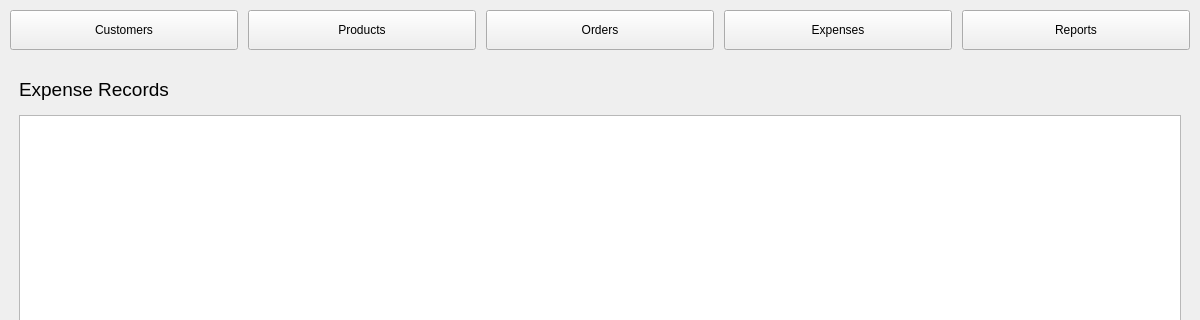
Old version of the form mainwindow.ui in the repository Jaeger790/bntcandles; both pictures show x 0 to 1200 and y 0 to 320 of the 1200 by 1000 pixel window.
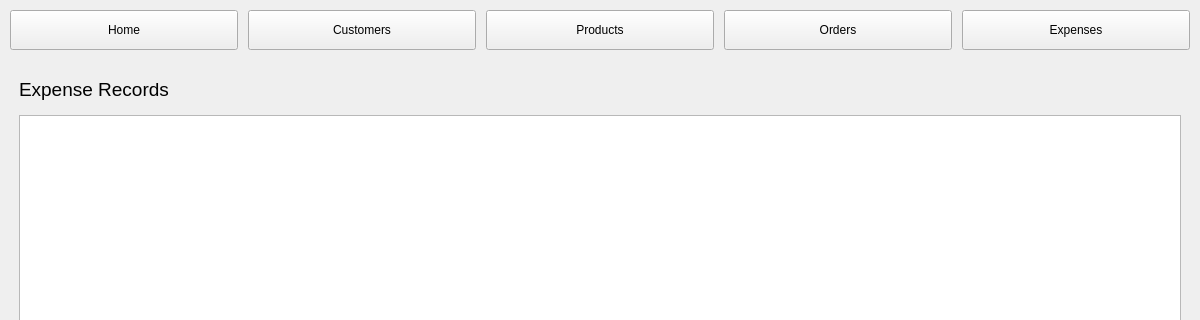
New version of the form.

```diff
--- a/mainwindow.ui
+++ b/mainwindow.ui
@@ -47,6 +47,28 @@
       <property name="spacing">
        <number>10</number>
       </property>
+      <item>
+       <widget class="QPushButton" name="reportButton">
+        <property name="sizePolicy">
+         <sizepolicy hsizetype="Preferred" vsizetype="Fixed">
+          <horstretch>0</horstretch>
+          <verstretch>0</verstretch>
+         </sizepolicy>
+        </property>
+        <property name="minimumSize">
+         <size>
+          <width>120</width>
+          <height>40</height>
+         </size>
+        </property>
+        <property name="cursor">
+         <cursorShape>PointingHandCursor</cursorShape>
+        </property>
+        <property name="text">
+         <string>Home</string>
+        </property>
+       </widget>
+      </item>
       <item>
        <widget class="QPushButton" name="customerButton">
         <property name="sizePolicy">
@@ -129,28 +151,6 @@
         </property>
        </widget>
       </item>
-      <item>
-       <widget class="QPushButton" name="reportButton">
-        <property name="sizePolicy">
-         <sizepolicy hsizetype="Preferred" vsizetype="Fixed">
-          <horstretch>0</horstretch>
-          <verstretch>0</verstretch>
-         </sizepolicy>
-        </property>
-        <property name="minimumSize">
-         <size>
-          <width>120</width>
-          <height>40</height>
-         </size>
-        </property>
-        <property name="cursor">
-         <cursorShape>PointingHandCursor</cursorShape>
-        </property>
-        <property name="text">
-         <string>Reports</string>
-        </property>
-       </widget>
-      </item>
      </layout>
     </item>
     <item>
@@ -162,8 +162,15 @@
        </sizepolicy>
       </property>
       <property name="currentIndex">
-       <number>3</number>
+       <number>4</number>
       </property>
+      <widget class="QWidget" name="reportPage">
+       <layout class="QVBoxLayout" name="reportLayout">
+        <property name="spacing">
+         <number>10</number>
+        </property>
+       </layout>
+      </widget>
       <widget class="QWidget" name="customerPage">
        <layout class="QVBoxLayout" name="customerLayout">
         <property name="spacing">
@@ -693,13 +700,6 @@
         </item>
        </layout>
       </widget>
-      <widget class="QWidget" name="reportPage">
-       <layout class="QVBoxLayout" name="reportLayout">
-        <property name="spacing">
-         <number>10</number>
-        </property>
-       </layout>
-      </widget>
      </widget>
     </item>
    </layout>
@@ -710,7 +710,7 @@
      <x>0</x>
      <y>0</y>
      <width>1200</width>
-     <height>21</height>
+     <height>33</height>
     </rect>
    </property>
   </widget>
```
